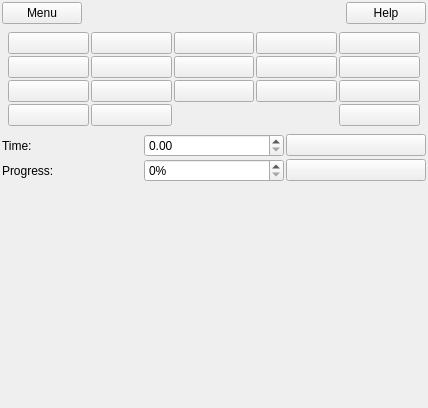
Above: leo/plugins/ToDo.ui from leo-editor/leo-editor before the change. Below: the same form after it.
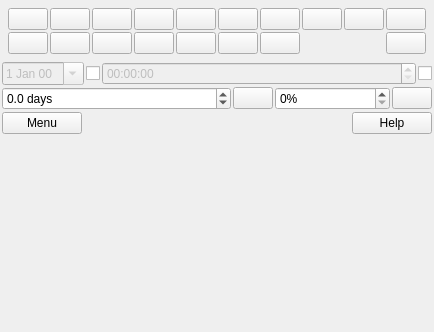
That is the form after the change. Icons and pictures are not drawn.

Commit message: due date and time working

Patch:
```diff
--- a/leo/plugins/ToDo.ui
+++ b/leo/plugins/ToDo.ui
@@ -1,12 +1,12 @@
 <ui version="4.0" >
  <class>Form</class>
- <widget class="QWidget" name="Form" >
-  <property name="geometry" >
+ <widget class="QWidget" name="Form">
+  <property name="geometry">
    <rect>
     <x>0</x>
     <y>0</y>
-    <width>428</width>
-    <height>408</height>
+    <width>351</width>
+    <height>332</height>
    </rect>
   </property>
   <property name="windowTitle" >
@@ -20,48 +20,8 @@
     <number>2</number>
    </property>
    <item>
-    <layout class="QHBoxLayout" name="horizontalLayout" >
-     <property name="sizeConstraint" >
-      <enum>QLayout::SetMinimumSize</enum>
-     </property>
-     <item>
-      <widget class="QPushButton" name="butMenu" >
-       <property name="text" >
-        <string>Menu</string>
-       </property>
-       <property name="flat" >
-        <bool>false</bool>
-       </property>
-      </widget>
-     </item>
-     <item>
-      <spacer name="horizontalSpacer" >
-       <property name="orientation" >
-        <enum>Qt::Horizontal</enum>
-       </property>
-       <property name="sizeHint" stdset="0" >
-        <size>
-         <width>40</width>
-         <height>20</height>
-        </size>
-       </property>
-      </spacer>
-     </item>
-     <item>
-      <widget class="QPushButton" name="butHelp" >
-       <property name="text" >
-        <string>Help</string>
-       </property>
-       <property name="flat" >
-        <bool>false</bool>
-       </property>
-      </widget>
-     </item>
-    </layout>
-   </item>
-   <item>
-    <layout class="QGridLayout" name="gridLayout" >
-     <property name="margin" >
+    <layout class="QGridLayout" name="gridLayout">
+     <property name="margin">
       <number>6</number>
      </property>
      <property name="spacing" >
@@ -87,32 +47,12 @@
        </property>
       </widget>
      </item>
-     <item row="1" column="0" >
-      <widget class="QPushButton" name="butPri6" >
-       <property name="text" >
+     <item row="2" column="0">
+      <widget class="QPushButton" name="butPriChk">
+       <property name="text">
         <string/>
        </property>
-       <property name="icon" >
-        <iconset>
-         <normaloff>../Icons/cleo/pri6.png</normaloff>../Icons/cleo/pri6.png</iconset>
-       </property>
-       <property name="iconSize" >
-        <size>
-         <width>16</width>
-         <height>16</height>
-        </size>
-       </property>
-       <property name="priority" stdset="0" >
-        <number>6</number>
-       </property>
-      </widget>
-     </item>
-     <item row="2" column="0" >
-      <widget class="QPushButton" name="butPriChk" >
-       <property name="text" >
-        <string/>
-       </property>
-       <property name="icon" >
+       <property name="icon">
         <iconset>
          <normaloff>../Icons/cleo/chkblk.png</normaloff>../Icons/cleo/chkblk.png</iconset>
        </property>
@@ -187,72 +127,12 @@
        </property>
       </widget>
      </item>
-     <item row="1" column="3" >
-      <widget class="QPushButton" name="butPri8" >
-       <property name="text" >
+     <item row="2" column="2">
+      <widget class="QPushButton" name="butPriToDo">
+       <property name="text">
         <string/>
        </property>
-       <property name="icon" >
-        <iconset>
-         <normaloff>../Icons/cleo/pri8.png</normaloff>../Icons/cleo/pri8.png</iconset>
-       </property>
-       <property name="iconSize" >
-        <size>
-         <width>16</width>
-         <height>16</height>
-        </size>
-       </property>
-       <property name="priority" stdset="0" >
-        <number>8</number>
-       </property>
-      </widget>
-     </item>
-     <item row="1" column="4" >
-      <widget class="QPushButton" name="butPri9" >
-       <property name="text" >
-        <string/>
-       </property>
-       <property name="icon" >
-        <iconset>
-         <normaloff>../Icons/cleo/pri9.png</normaloff>../Icons/cleo/pri9.png</iconset>
-       </property>
-       <property name="iconSize" >
-        <size>
-         <width>16</width>
-         <height>16</height>
-        </size>
-       </property>
-       <property name="priority" stdset="0" >
-        <number>9</number>
-       </property>
-      </widget>
-     </item>
-     <item row="1" column="5" >
-      <widget class="QPushButton" name="butPri0" >
-       <property name="text" >
-        <string/>
-       </property>
-       <property name="icon" >
-        <iconset>
-         <normaloff>../Icons/cleo/pri0.png</normaloff>../Icons/cleo/pri0.png</iconset>
-       </property>
-       <property name="iconSize" >
-        <size>
-         <width>16</width>
-         <height>16</height>
-        </size>
-       </property>
-       <property name="priority" stdset="0" >
-        <number>10</number>
-       </property>
-      </widget>
-     </item>
-     <item row="2" column="2" >
-      <widget class="QPushButton" name="butPriToDo" >
-       <property name="text" >
-        <string/>
-       </property>
-       <property name="icon" >
+       <property name="icon">
         <iconset>
          <normaloff>../Icons/cleo/chkboxblk.png</normaloff>../Icons/cleo/chkboxblk.png</iconset>
        </property>
@@ -327,12 +207,132 @@
        </property>
       </widget>
      </item>
-     <item row="3" column="0" >
-      <widget class="QPushButton" name="butPriQuery" >
-       <property name="text" >
+     <item row="0" column="3">
+      <widget class="QPushButton" name="butPri3">
+       <property name="text">
         <string/>
        </property>
-       <property name="icon" >
+       <property name="icon">
+        <iconset>
+         <normaloff>../Icons/cleo/pri3.png</normaloff>../Icons/cleo/pri3.png</iconset>
+       </property>
+       <property name="iconSize">
+        <size>
+         <width>16</width>
+         <height>16</height>
+        </size>
+       </property>
+       <property name="priority" stdset="0">
+        <number>3</number>
+       </property>
+      </widget>
+     </item>
+     <item row="0" column="6">
+      <widget class="QPushButton" name="butPri6">
+       <property name="text">
+        <string/>
+       </property>
+       <property name="icon">
+        <iconset>
+         <normaloff>../Icons/cleo/pri6.png</normaloff>../Icons/cleo/pri6.png</iconset>
+       </property>
+       <property name="iconSize">
+        <size>
+         <width>16</width>
+         <height>16</height>
+        </size>
+       </property>
+       <property name="priority" stdset="0">
+        <number>6</number>
+       </property>
+      </widget>
+     </item>
+     <item row="0" column="7">
+      <widget class="QPushButton" name="butPri7">
+       <property name="text">
+        <string/>
+       </property>
+       <property name="icon">
+        <iconset>
+         <normaloff>../Icons/cleo/pri7.png</normaloff>../Icons/cleo/pri7.png</iconset>
+       </property>
+       <property name="iconSize">
+        <size>
+         <width>16</width>
+         <height>16</height>
+        </size>
+       </property>
+       <property name="priority" stdset="0">
+        <number>7</number>
+       </property>
+      </widget>
+     </item>
+     <item row="0" column="8">
+      <widget class="QPushButton" name="butPri8">
+       <property name="text">
+        <string/>
+       </property>
+       <property name="icon">
+        <iconset>
+         <normaloff>../Icons/cleo/pri8.png</normaloff>../Icons/cleo/pri8.png</iconset>
+       </property>
+       <property name="iconSize">
+        <size>
+         <width>16</width>
+         <height>16</height>
+        </size>
+       </property>
+       <property name="priority" stdset="0">
+        <number>8</number>
+       </property>
+      </widget>
+     </item>
+     <item row="0" column="9">
+      <widget class="QPushButton" name="butPri9">
+       <property name="text">
+        <string/>
+       </property>
+       <property name="icon">
+        <iconset>
+         <normaloff>../Icons/cleo/pri9.png</normaloff>../Icons/cleo/pri9.png</iconset>
+       </property>
+       <property name="iconSize">
+        <size>
+         <width>16</width>
+         <height>16</height>
+        </size>
+       </property>
+       <property name="priority" stdset="0">
+        <number>9</number>
+       </property>
+      </widget>
+     </item>
+     <item row="0" column="10">
+      <widget class="QPushButton" name="butPri0">
+       <property name="text">
+        <string/>
+       </property>
+       <property name="icon">
+        <iconset>
+         <normaloff>../Icons/cleo/pri0.png</normaloff>../Icons/cleo/pri0.png</iconset>
+       </property>
+       <property name="iconSize">
+        <size>
+         <width>16</width>
+         <height>16</height>
+        </size>
+       </property>
+       <property name="priority" stdset="0">
+        <number>10</number>
+       </property>
+      </widget>
+     </item>
+     <item row="2" column="6">
+      <widget class="QPushButton" name="butPriQuery">
+       <property name="text">
+        <string/>
+       </property>
+       <property name="icon">
         <iconset>
          <normaloff>../Icons/cleo/qryblk.png</normaloff>../Icons/cleo/qryblk.png</iconset>
        </property>
@@ -347,9 +347,9 @@
        </property>
       </widget>
      </item>
-     <item row="3" column="2" >
-      <widget class="QPushButton" name="butPriBullet" >
-       <property name="text" >
+     <item row="2" column="7">
+      <widget class="QPushButton" name="butPriBullet">
+       <property name="text">
         <string/>
        </property>
        <property name="icon" >
@@ -367,29 +367,9 @@
        </property>
       </widget>
      </item>
-     <item row="1" column="2" >
-      <widget class="QPushButton" name="butPri7" >
-       <property name="text" >
-        <string/>
-       </property>
-       <property name="icon" >
-        <iconset>
-         <normaloff>../Icons/cleo/pri7.png</normaloff>../Icons/cleo/pri7.png</iconset>
-       </property>
-       <property name="iconSize" >
-        <size>
-         <width>16</width>
-         <height>16</height>
-        </size>
-       </property>
-       <property name="priority" stdset="0" >
-        <number>7</number>
-       </property>
-      </widget>
-     </item>
-     <item row="3" column="5" >
-      <widget class="QPushButton" name="butPriClr" >
-       <property name="toolTip" >
+     <item row="2" column="10">
+      <widget class="QPushButton" name="butPriClr">
+       <property name="toolTip">
         <string>Clear priority setting</string>
        </property>
        <property name="text" >
@@ -407,111 +387,246 @@
        </property>
       </widget>
      </item>
-     <item row="0" column="3" >
-      <widget class="QPushButton" name="butPri3" >
-       <property name="text" >
-        <string/>
-       </property>
-       <property name="icon" >
-        <iconset>
-         <normaloff>../Icons/cleo/pri3.png</normaloff>../Icons/cleo/pri3.png</iconset>
-       </property>
-       <property name="iconSize" >
-        <size>
-         <width>16</width>
-         <height>16</height>
-        </size>
-       </property>
-       <property name="priority" stdset="0" >
-        <number>3</number>
-       </property>
-      </widget>
-     </item>
     </layout>
    </item>
    <item>
-    <layout class="QGridLayout" name="gridLayout_2" >
-     <item row="1" column="0" >
-      <widget class="QLabel" name="label_2" >
-       <property name="text" >
-        <string>Time:</string>
-       </property>
-      </widget>
+    <layout class="QVBoxLayout" name="verticalLayout_2">
+     <item>
+      <layout class="QHBoxLayout" name="horizontalLayout_2">
+       <item>
+        <widget class="QDateEdit" name="dueDateEdit">
+         <property name="enabled">
+          <bool>false</bool>
+         </property>
+         <property name="sizePolicy">
+          <sizepolicy hsizetype="Fixed" vsizetype="Fixed">
+           <horstretch>1</horstretch>
+           <verstretch>0</verstretch>
+          </sizepolicy>
+         </property>
+         <property name="minimumSize">
+          <size>
+           <width>0</width>
+           <height>0</height>
+          </size>
+         </property>
+         <property name="displayFormat">
+          <string>d MMM yy</string>
+         </property>
+         <property name="calendarPopup">
+          <bool>true</bool>
+         </property>
+        </widget>
+       </item>
+       <item>
+        <widget class="QCheckBox" name="dueDateToggle">
+         <property name="text">
+          <string/>
+         </property>
+        </widget>
+       </item>
+       <item>
+        <widget class="QTimeEdit" name="dueTimeEdit">
+         <property name="enabled">
+          <bool>false</bool>
+         </property>
+         <property name="sizePolicy">
+          <sizepolicy hsizetype="MinimumExpanding" vsizetype="Fixed">
+           <horstretch>1</horstretch>
+           <verstretch>0</verstretch>
+          </sizepolicy>
+         </property>
+        </widget>
+       </item>
+       <item>
+        <widget class="QCheckBox" name="dueTimeToggle">
+         <property name="text">
+          <string/>
+         </property>
+        </widget>
+       </item>
+      </layout>
      </item>
-     <item row="2" column="0" >
-      <widget class="QLabel" name="label" >
-       <property name="text" >
-        <string>Progress:</string>
-       </property>
-      </widget>
+     <item>
+      <layout class="QHBoxLayout" name="horizontalLayout_3">
+       <item>
+        <widget class="QDoubleSpinBox" name="spinTime">
+         <property name="sizePolicy">
+          <sizepolicy hsizetype="MinimumExpanding" vsizetype="Fixed">
+           <horstretch>2</horstretch>
+           <verstretch>0</verstretch>
+          </sizepolicy>
+         </property>
+         <property name="minimumSize">
+          <size>
+           <width>30</width>
+           <height>0</height>
+          </size>
+         </property>
+         <property name="suffix">
+          <string> days</string>
+         </property>
+         <property name="decimals">
+          <number>1</number>
+         </property>
+         <property name="minimum">
+          <double>-1.000000000000000</double>
+         </property>
+         <property name="maximum">
+          <double>9999.000000000000000</double>
+         </property>
+         <property name="singleStep">
+          <double>1.000000000000000</double>
+         </property>
+        </widget>
+       </item>
+       <item>
+        <widget class="QPushButton" name="butClrTime">
+         <property name="sizePolicy">
+          <sizepolicy hsizetype="MinimumExpanding" vsizetype="Fixed">
+           <horstretch>0</horstretch>
+           <verstretch>0</verstretch>
+          </sizepolicy>
+         </property>
+         <property name="toolTip">
+          <string>Clear time required</string>
+         </property>
+         <property name="text">
+          <string/>
+         </property>
+         <property name="icon">
+          <iconset>
+           <normaloff>../Icons/Tango/16x16/actions/edit-clear.png</normaloff>../Icons/Tango/16x16/actions/edit-clear.png</iconset>
+         </property>
+         <property name="iconSize">
+          <size>
+           <width>16</width>
+           <height>16</height>
+          </size>
+         </property>
+        </widget>
+       </item>
+       <item>
+        <widget class="QSpinBox" name="spinProg">
+         <property name="sizePolicy">
+          <sizepolicy hsizetype="MinimumExpanding" vsizetype="Fixed">
+           <horstretch>1</horstretch>
+           <verstretch>0</verstretch>
+          </sizepolicy>
+         </property>
+         <property name="minimumSize">
+          <size>
+           <width>20</width>
+           <height>0</height>
+          </size>
+         </property>
+         <property name="buttonSymbols">
+          <enum>QAbstractSpinBox::UpDownArrows</enum>
+         </property>
+         <property name="specialValueText">
+          <string/>
+         </property>
+         <property name="suffix">
+          <string>%</string>
+         </property>
+         <property name="prefix">
+          <string/>
+         </property>
+         <property name="maximum">
+          <number>100</number>
+         </property>
+         <property name="singleStep">
+          <number>10</number>
+         </property>
+        </widget>
+       </item>
+       <item>
+        <widget class="QPushButton" name="butClrProg">
+         <property name="sizePolicy">
+          <sizepolicy hsizetype="MinimumExpanding" vsizetype="Fixed">
+           <horstretch>0</horstretch>
+           <verstretch>0</verstretch>
+          </sizepolicy>
+         </property>
+         <property name="toolTip">
+          <string>Clear progress</string>
+         </property>
+         <property name="text">
+          <string/>
+         </property>
+         <property name="icon">
+          <iconset>
+           <normaloff>../Icons/Tango/16x16/actions/edit-clear.png</normaloff>../Icons/Tango/16x16/actions/edit-clear.png</iconset>
+         </property>
+         <property name="iconSize">
+          <size>
+           <width>16</width>
+           <height>16</height>
+          </size>
+         </property>
+        </widget>
+       </item>
+      </layout>
      </item>
-     <item row="1" column="1" >
-      <widget class="QDoubleSpinBox" name="spinTime" >
-       <property name="maximum" >
-        <double>100000.000000000000000</double>
+    </layout>
+   </item>
+   <item>
+    <layout class="QHBoxLayout" name="horizontalLayout">
+     <property name="sizeConstraint">
+      <enum>QLayout::SetMinimumSize</enum>
+     </property>
+     <item>
+      <widget class="QPushButton" name="butMenu">
+       <property name="sizePolicy">
+        <sizepolicy hsizetype="Minimum" vsizetype="Fixed">
+         <horstretch>0</horstretch>
+         <verstretch>0</verstretch>
+        </sizepolicy>
        </property>
-      </widget>
-     </item>
-     <item row="1" column="3" >
-      <widget class="QPushButton" name="butClrTime" >
-       <property name="toolTip" >
-        <string>Clear time required</string>
-       </property>
-       <property name="text" >
-        <string/>
-       </property>
-       <property name="icon" >
-        <iconset>
-         <normaloff>../Icons/Tango/16x16/actions/edit-clear.png</normaloff>../Icons/Tango/16x16/actions/edit-clear.png</iconset>
-       </property>
-       <property name="iconSize" >
+       <property name="minimumSize">
         <size>
-         <width>16</width>
-         <height>16</height>
+         <width>0</width>
+         <height>0</height>
         </size>
        </property>
+       <property name="text">
+        <string>Menu</string>
+       </property>
+       <property name="flat">
+        <bool>false</bool>
+       </property>
       </widget>
      </item>
-     <item row="2" column="3" >
-      <widget class="QPushButton" name="butClrProg" >
-       <property name="toolTip" >
-        <string>Clear progress</string>
+     <item>
+      <widget class="QLabel" name="createdTxt">
+       <property name="sizePolicy">
+        <sizepolicy hsizetype="MinimumExpanding" vsizetype="Preferred">
+         <horstretch>0</horstretch>
+         <verstretch>0</verstretch>
+        </sizepolicy>
        </property>
-       <property name="text" >
+       <property name="text">
         <string/>
        </property>
-       <property name="icon" >
-        <iconset>
-         <normaloff>../Icons/Tango/16x16/actions/edit-clear.png</normaloff>../Icons/Tango/16x16/actions/edit-clear.png</iconset>
+       <property name="alignment">
+        <set>Qt::AlignCenter</set>
        </property>
-       <property name="iconSize" >
-        <size>
-         <width>16</width>
-         <height>16</height>
-        </size>
-       </property>
       </widget>
      </item>
-     <item row="2" column="1" >
-      <widget class="QSpinBox" name="spinProg" >
-       <property name="buttonSymbols" >
-        <enum>QAbstractSpinBox::UpDownArrows</enum>
+     <item>
+      <widget class="QPushButton" name="butHelp">
+       <property name="sizePolicy">
+        <sizepolicy hsizetype="Minimum" vsizetype="Fixed">
+         <horstretch>0</horstretch>
+         <verstretch>0</verstretch>
+        </sizepolicy>
        </property>
-       <property name="specialValueText" >
-        <string/>
+       <property name="text">
+        <string>Help</string>
        </property>
-       <property name="suffix" >
-        <string>%</string>
+       <property name="flat">
+        <bool>false</bool>
        </property>
-       <property name="prefix" >
-        <string/>
-       </property>
-       <property name="maximum" >
-        <number>100</number>
-       </property>
-       <property name="singleStep" >
-        <number>10</number>
-       </property>
       </widget>
      </item>
     </layout>
```
Left out of the diff: 162 changed lines with no effect on the pictures. The commit also changes 2 other files.
